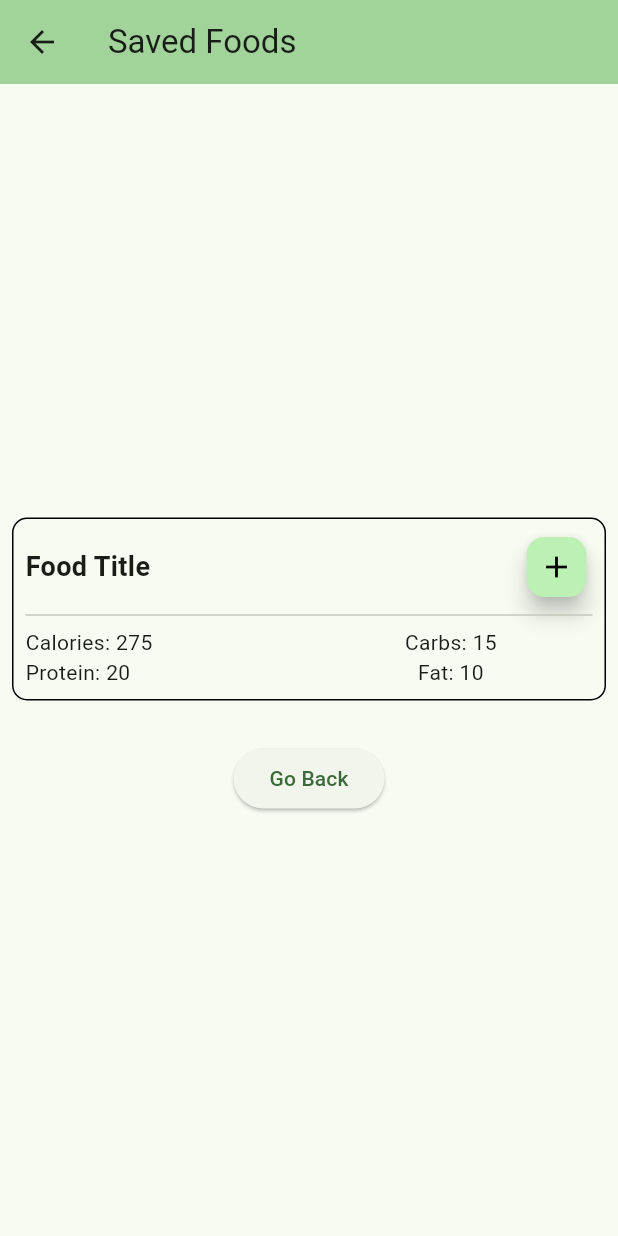
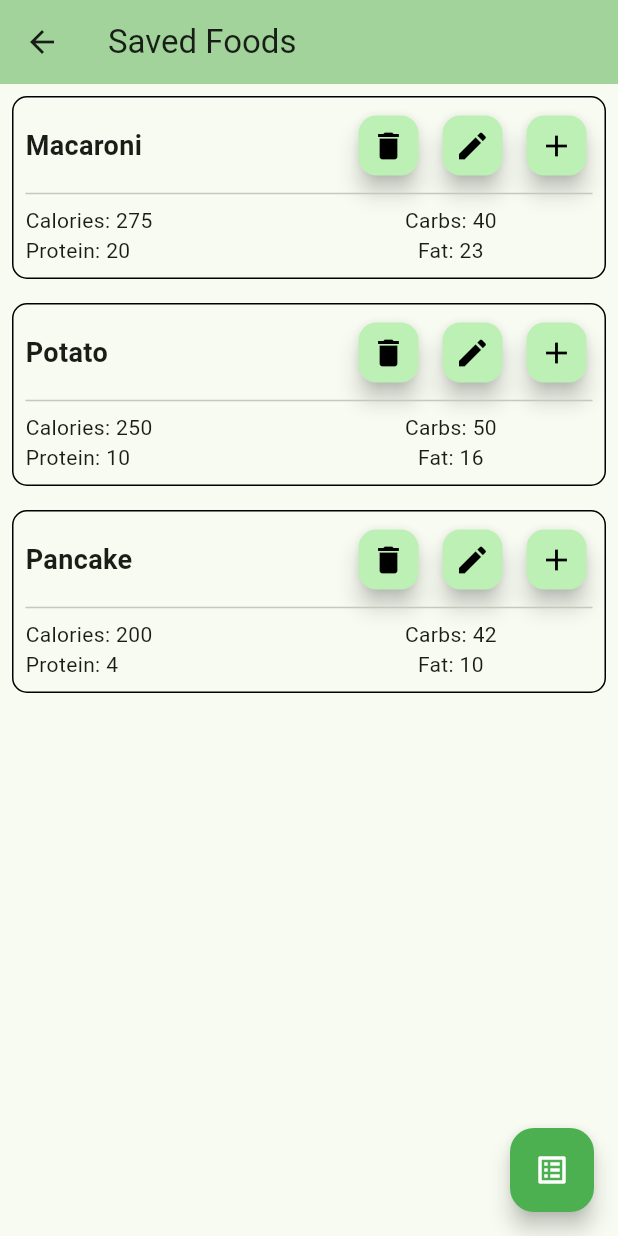
Before and after one commit to sarahdombroski/nutrition-tracker, a Flutter app: the SecondScreen screen opened directly, on a phone screen of 412 x 824 dp. Run offline on Flutter 3.47's test engine with Material 3 defaults, Android fonts, the light colour scheme and no system bars.

Commit message:
worked on second screen layout

```diff
--- a/lib/second_screen.dart
+++ b/lib/second_screen.dart
@@ -1,7 +1,15 @@
 import 'package:flutter/material.dart';
+
+final food = [
+  {'name': 'Macaroni', 'calories': 275, 'protein': 20, 'carbs': 40, 'fat': 23},
+  {'name': 'Potato', 'calories': 250, 'protein': 10, 'carbs': 50, 'fat': 16},
+  {'name': 'Pancake', 'calories': 200, 'protein': 4, 'carbs': 42, 'fat': 10},
+];
 
 class SecondScreen extends StatelessWidget {
   const SecondScreen({super.key});
+
+  void _addToList() {}
 
   @override
   Widget build(BuildContext context) {
@@ -10,11 +18,14 @@ class SecondScreen extends StatelessWidget {
         title: const Text("Saved Foods"),
         backgroundColor: Theme.of(context).colorScheme.inversePrimary,
       ),
-      body: Center(
-        child: Column(
-          mainAxisAlignment: MainAxisAlignment.center,
+      body: Column(
         children: [
-            Container(
+          Expanded(
+            child: ListView.builder(
+              itemCount: food.length,
+              itemBuilder: (context, index) {
+                final item = food[index];
+                return Container(
                   decoration: BoxDecoration(
                     border: Border.all(
                       color: Colors.black,
@@ -28,23 +39,57 @@ class SecondScreen extends StatelessWidget {
                   child: Column(
                     crossAxisAlignment: CrossAxisAlignment.start,
                     children: [
-                  Column(
-                    mainAxisSize: MainAxisSize.min,
-                    mainAxisAlignment: MainAxisAlignment.start,
-                    children: [
                       Row(
                         mainAxisAlignment: MainAxisAlignment.spaceBetween,
                         children: [
-                      Text("Food Title", style: TextStyle(fontSize: 18, fontWeight: FontWeight.bold),),
+                          Text(
+                            '${item['name']!}',
+                            style: TextStyle(
+                              fontSize: 18,
+                              fontWeight: FontWeight.bold,
+                            ),
+                          ),
+                          Row(
+                            children: [
+                              FloatingActionButton(
+                                onPressed: () {
+                                  // Handle button press
+                                },
+                                tooltip: 'Delete from List',
+                                mini: true,
+                                child: const Icon(
+                                  Icons.delete,
+                                  color: Colors.black,
+                                ),
+                              ),
+                              const SizedBox(width: 8),
+                              FloatingActionButton(
+                                onPressed: () {
+                                  // Handle button press
+                                },
+                                tooltip: 'Edit Food',
+                                mini: true,
+                                child: const Icon(
+                                  Icons.edit,
+                                  color: Colors.black,
+                                ),
+                              ),
+                              const SizedBox(width: 8),
                               FloatingActionButton(
                                 onPressed: () {
                                   // Handle button press
                                 },
                                 tooltip: 'Add Food',
                                 mini: true,
-                      child: const Icon(Icons.add, color: Colors.black),
-                    )])
-                  ]),
+                                child: const Icon(
+                                  Icons.add,
+                                  color: Colors.black,
+                                ),
+                              ),
+                            ],
+                          ),
+                        ],
+                      ),
                       const Divider(thickness: 1),
                       Row(
                         mainAxisAlignment: MainAxisAlignment.start,
@@ -54,29 +99,38 @@ class SecondScreen extends StatelessWidget {
                             child: Column(
                               crossAxisAlignment: CrossAxisAlignment.start,
                               children: [
-                    Text('Calories: 275'),
-                    Text('Protein: 20'),
-                    ]),),
+                                Text('Calories: ${item['calories']}'),
+                                Text('Protein: ${item['protein']}'),
+                              ],
+                            ),
+                          ),
                           Expanded(
                             flex: 1,
                             child: Column(
                               crossAxisAlignment: CrossAxisAlignment.center,
                               children: [
-                    Text('Carbs: 15'),
-                    Text('Fat: 10'),
-                    ])),
-                    ])
-          ])),
-            const SizedBox(height: 20),
-            ElevatedButton(
-              onPressed: () {
-                Navigator.pop(context); // Goes back to first screen
-              },
-              child: const Text("Go Back"),
+                                Text('Carbs: ${item['carbs']}'),
+                                Text('Fat: ${item['fat']}'),
+                              ],
+                            ),
                           ),
                         ],
                       ),
+                    ],
                   ),
+                );
+              },
+            ),
+          ),
+        ],
+      ),
+      floatingActionButton: FloatingActionButton(
+        onPressed: _addToList,
+        tooltip: 'Add Food to List',
+        backgroundColor: Colors.green,
+        child: const Icon(Icons.list_alt, color: Colors.white),
+      ),
+      floatingActionButtonLocation: FloatingActionButtonLocation.endFloat,
     );
   }
 }
```
Lines whose indentation alone changed are shown as unchanged.
